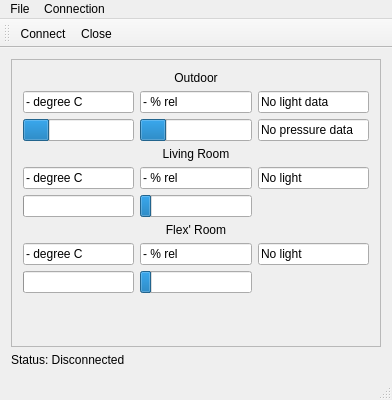
This is QtMeteo/mainwindow.ui in grisu48/meteo as Qt 5 draws it before an edit. The edited form follows.
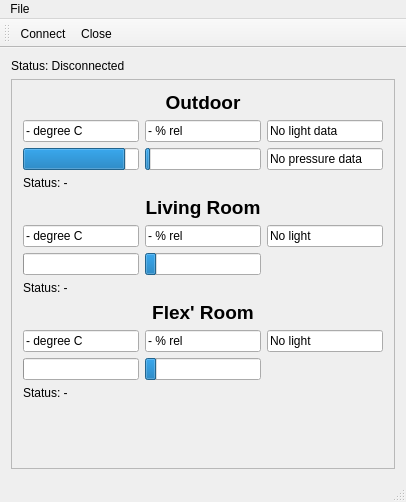
This is the edited form.

Diff of the .ui file:
```diff
--- a/QtMeteo/mainwindow.ui
+++ b/QtMeteo/mainwindow.ui
@@ -6,8 +6,8 @@
    <rect>
     <x>0</x>
     <y>0</y>
-    <width>392</width>
-    <height>400</height>
+    <width>406</width>
+    <height>502</height>
    </rect>
   </property>
   <property name="windowTitle">
@@ -15,6 +15,13 @@
   </property>
   <widget class="QWidget" name="centralWidget">
    <layout class="QVBoxLayout" name="verticalLayout_2">
+    <item>
+     <widget class="QLabel" name="lblStatus">
+      <property name="text">
+       <string>Status: Disconnected</string>
+      </property>
+     </widget>
+    </item>
     <item>
      <widget class="QScrollArea" name="scrollSensors">
       <property name="widgetResizable">
@@ -25,12 +32,12 @@
         <rect>
          <x>0</x>
          <y>0</y>
-         <width>372</width>
-         <height>290</height>
+         <width>386</width>
+         <height>392</height>
         </rect>
        </property>
        <layout class="QGridLayout" name="gridLayout_2">
-        <item row="7" column="1">
+        <item row="9" column="1">
          <widget class="QLineEdit" name="txtFlexHumidity">
           <property name="text">
            <string>- % rel</string>
@@ -40,7 +47,7 @@
           </property>
          </widget>
         </item>
-        <item row="10" column="1">
+        <item row="13" column="1">
          <spacer name="verticalSpacer">
           <property name="orientation">
            <enum>Qt::Vertical</enum>
@@ -53,7 +60,7 @@
           </property>
          </spacer>
         </item>
-        <item row="8" column="1">
+        <item row="10" column="1">
          <widget class="QProgressBar" name="prgFlexHum">
           <property name="minimum">
            <number>20</number>
@@ -70,7 +77,14 @@
          </widget>
         </item>
         <item row="0" column="0" colspan="3">
-         <widget class="QLabel" name="label">
+         <widget class="QLabel" name="lblOutdoor">
+          <property name="font">
+           <font>
+            <pointsize>14</pointsize>
+            <weight>75</weight>
+            <bold>true</bold>
+           </font>
+          </property>
           <property name="text">
            <string>Outdoor</string>
           </property>
@@ -79,8 +93,15 @@
           </property>
          </widget>
         </item>
-        <item row="3" column="0" colspan="3">
+        <item row="4" column="0" colspan="3">
          <widget class="QLabel" name="lblLivingRoomTemperature">
+          <property name="font">
+           <font>
+            <pointsize>14</pointsize>
+            <weight>75</weight>
+            <bold>true</bold>
+           </font>
+          </property>
           <property name="text">
            <string>Living Room</string>
           </property>
@@ -89,7 +110,7 @@
           </property>
          </widget>
         </item>
-        <item row="4" column="0">
+        <item row="5" column="0">
          <widget class="QLineEdit" name="txtLivingRoomTemperature">
           <property name="text">
            <string>- degree C</string>
@@ -99,7 +120,7 @@
           </property>
          </widget>
         </item>
-        <item row="4" column="1">
+        <item row="5" column="1">
          <widget class="QLineEdit" name="txtLivingRoomHumidity">
           <property name="text">
            <string>- % rel</string>
@@ -109,7 +130,7 @@
           </property>
          </widget>
         </item>
-        <item row="4" column="2">
+        <item row="5" column="2">
          <widget class="QLineEdit" name="txtLivingRoomLight">
           <property name="text">
            <string>No light</string>
@@ -119,7 +140,7 @@
           </property>
          </widget>
         </item>
-        <item row="7" column="0">
+        <item row="9" column="0">
          <widget class="QLineEdit" name="txtFlexTemp">
           <property name="text">
            <string>- degree C</string>
@@ -129,7 +150,7 @@
           </property>
          </widget>
         </item>
-        <item row="8" column="0">
+        <item row="10" column="0">
          <widget class="QProgressBar" name="prgFlexTemp">
           <property name="minimum">
            <number>10</number>
@@ -145,7 +166,7 @@
           </property>
          </widget>
         </item>
-        <item row="5" column="1">
+        <item row="6" column="1">
          <widget class="QProgressBar" name="prgLivingHumidity">
           <property name="minimum">
            <number>20</number>
@@ -161,7 +182,7 @@
           </property>
          </widget>
         </item>
-        <item row="7" column="2">
+        <item row="9" column="2">
          <widget class="QLineEdit" name="txtFlexLight">
           <property name="text">
            <string>No light</string>
@@ -171,8 +192,15 @@
           </property>
          </widget>
         </item>
-        <item row="6" column="0" colspan="3">
+        <item row="8" column="0" colspan="3">
          <widget class="QLabel" name="lblLivingRoomHumidity">
+          <property name="font">
+           <font>
+            <pointsize>14</pointsize>
+            <weight>75</weight>
+            <bold>true</bold>
+           </font>
+          </property>
           <property name="text">
            <string>Flex' Room</string>
           </property>
@@ -181,7 +209,7 @@
           </property>
          </widget>
         </item>
-        <item row="5" column="0">
+        <item row="6" column="0">
          <widget class="QProgressBar" name="prgLivingTemp">
           <property name="minimum">
            <number>10</number>
@@ -229,6 +257,12 @@
         </item>
         <item row="2" column="0">
          <widget class="QProgressBar" name="prgOutTemp">
+          <property name="minimum">
+           <number>-20</number>
+          </property>
+          <property name="maximum">
+           <number>30</number>
+          </property>
           <property name="value">
            <number>24</number>
           </property>
@@ -239,6 +273,9 @@
         </item>
         <item row="2" column="1">
          <widget class="QProgressBar" name="prgOutHum">
+          <property name="minimum">
+           <number>20</number>
+          </property>
           <property name="value">
            <number>24</number>
           </property>
@@ -254,17 +291,31 @@
           </property>
          </widget>
         </item>
+        <item row="7" column="0" colspan="3">
+         <widget class="QLabel" name="lblStatusLivingRoom">
+          <property name="text">
+           <string>Status: -</string>
+          </property>
+         </widget>
+        </item>
+        <item row="3" column="0" colspan="3">
+         <widget class="QLabel" name="lblStatusOutdoor">
+          <property name="text">
+           <string>Status: -</string>
+          </property>
+         </widget>
+        </item>
+        <item row="11" column="0" colspan="3">
+         <widget class="QLabel" name="lblStatusFlex">
+          <property name="text">
+           <string>Status: -</string>
+          </property>
+         </widget>
+        </item>
        </layout>
       </widget>
      </widget>
     </item>
-    <item>
-     <widget class="QLabel" name="lblStatus">
-      <property name="text">
-       <string>Status: Disconnected</string>
-      </property>
-     </widget>
-    </item>
    </layout>
   </widget>
   <widget class="QMenuBar" name="menuBar">
@@ -272,7 +323,7 @@
     <rect>
      <x>0</x>
      <y>0</y>
-     <width>392</width>
+     <width>406</width>
      <height>19</height>
     </rect>
    </property>
@@ -280,17 +331,10 @@
     <property name="title">
      <string>File</string>
     </property>
-    <addaction name="actionQuit"/>
-   </widget>
-   <widget class="QMenu" name="menuConnection">
-    <property name="title">
-     <string>Connection</string>
-    </property>
     <addaction name="actionConnect"/>
     <addaction name="actionClose"/>
    </widget>
    <addaction name="menuFile"/>
-   <addaction name="menuConnection"/>
   </widget>
   <widget class="QToolBar" name="mainToolBar">
    <attribute name="toolBarArea">
```
Left out of the diff: 2 changed lines with no effect on the pictures.
